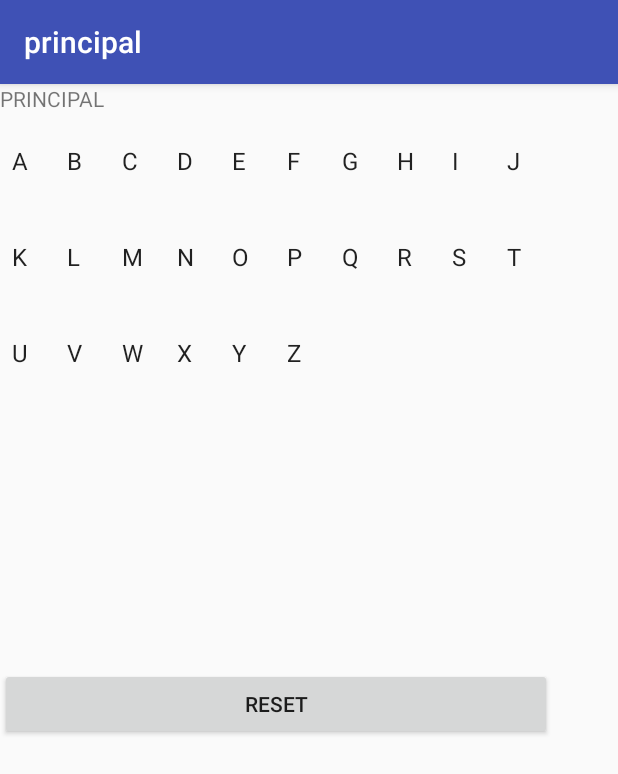
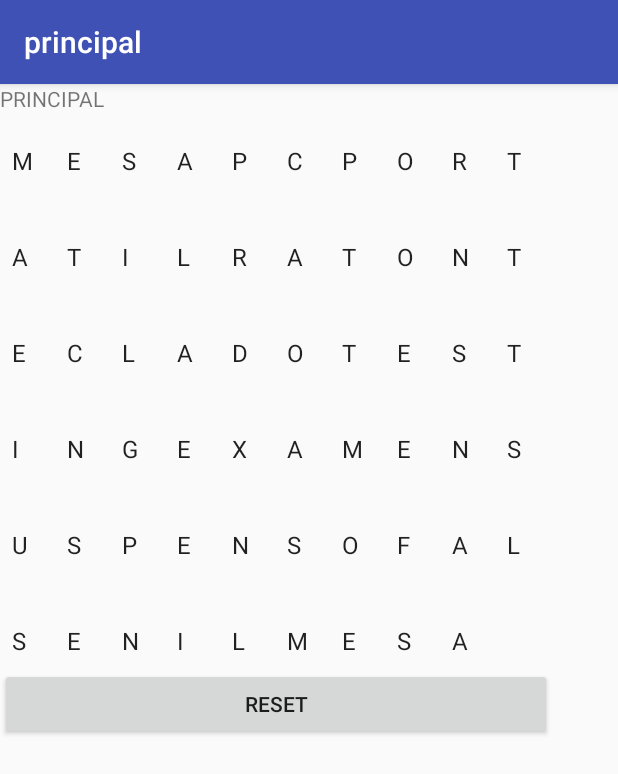
Before and after one commit to davrami/SopaLletresAndroid, an Android app: the PrincipalActivity screen opened directly, with no data from a screen before it, after a tap on "GENERATE!", on a phone screen of 412 x 824 dp. Shown: the top 774 px of the screen. Run offline under Robolectric (Android 15) with nearby library versions, the phone set to English and light mode, and no system bars.

```diff
--- a/app/src/main/java/dam2/sopalletresandroid/PrincipalActivity.java
+++ b/app/src/main/java/dam2/sopalletresandroid/PrincipalActivity.java
@@ -25,7 +25,9 @@ public class PrincipalActivity extends AppCompatActivity {
     public Button buttonGoMain;
     public Button btReset;
     public GridView gvTauler;
-    public List<Integer> letrasMarcadas;
+    public String[] arrayMots;
+
+    public static ArrayList<Integer> letrasMarcadas;
     public String[] abc = new String[]{"A","B", "C", "D", "E","F", "G", "H", "I", "J","K", "L", "M", "N", "O",
             "P", "Q", "R", "S", "T","U", "V", "W", "X", "Y", "Z"};
     ArrayAdapter<String> Adapter;
@@ -38,13 +40,17 @@ public class PrincipalActivity extends AppCompatActivity {
         setContentView(R.layout.activity_principal);
         //tvText = (TextView) findViewById(R.id.tvPrincipal);
 
+        arrayMots = getResources().getStringArray(R.array.mots);
+        /*for (String arrayMot : arrayMots) {
+            System.out.println(arrayMot.toString());
+        }*/
 
         Intent intent = getIntent();
         String missatge = intent.getStringExtra(MainActivity.EXTRA_MISSATGE); // get data inside intent last view
         Log.i("info", missatge);
         //tauler
         gvTauler = (GridView) findViewById(R.id.gvTauler);
-        final List<Integer> letrasMarcadas = new ArrayList<>();
+        final ArrayList<Integer> letrasMarcadas = new ArrayList<>();
         btReset = (Button) findViewById(R.id.btReset);
         buttonGoMain = (Button) findViewById(R.id.btGoMain);
         buttonGoMain.setOnClickListener(new View.OnClickListener() {
@@ -61,26 +67,12 @@ public class PrincipalActivity extends AppCompatActivity {
             @Override
             public void onClick(View v) {
                 Log.i("info", "reset");
-
-                for(Integer item : letrasMarcadas){
+                for(Integer item : letrasMarcadas ){
                     //System.out.println(item);
                     System.out.println();
                     gvTauler.getChildAt(item).setBackgroundColor(getResources().getColor(android.R.color.transparent));
                 }
-
-               /* final int size = gvTauler.getChildCount();
-                for(int i = 0; i < size; i++) {
-                    ViewGroup gridChild = (ViewGroup) mGridView.getChildAt(i);
-                    int childSize = gridChild.getChildCount();
-                    for(int k = 0; k < childSize; k++) {
-                        if( gridChild.getChildAt(k) instanceof TextView ) {
-                            gridChild.getChildAt(k).setVisibility(View.GONE);
-                        }
-                    }
-                }*/
-
-
-
+                letrasMarcadas.clear();
             }
         });
 
@@ -92,24 +84,39 @@ public class PrincipalActivity extends AppCompatActivity {
                 Log.i("info", view.toString()  );
                 Log.i("info", String.valueOf(position));
                 Log.i("info", String.valueOf(id ) );
+                System.out.println( abc[position]);
 
-                System.out.println( abc[position]);
+
                 letrasMarcadas.add(position);
-
                 view.setBackgroundColor(getResources().getColor(android.R.color.darker_gray));
             }
         });
     }
 
 
+    //GENERA el adapter y inserta en el gridview
     public void generateGridTauler() {
         buttonGoMain.setVisibility(View.GONE); // hide button generate
-
-        Adapter = new ArrayAdapter<String>(this,android.R.layout.simple_selectable_list_item, abc);
+        String[] array = generaArrayLLetres();
+          for (String arrayMot : array) {
+            System.out.println(arrayMot.toString());
+        }
+        Adapter = new ArrayAdapter<String>(this,android.R.layout.simple_selectable_list_item, array);
         gvTauler.setAdapter(Adapter);
-
-
     }
 
+    public String[] generaArrayLLetres(){
+
+        String result ="";
+        int x = 0;
+        for (int i = 0 ; i < 99;i+=9 ){
+            String paraula = arrayMots[x];
+
+            result = result.concat(paraula);
+            x++;
+        }
+
+        return result.split("");
+    }
 
 }
--- /dev/null
+++ b/app/src/main/res/values/arrays.xml
@@ -0,0 +1,26 @@
+<?xml version="1.0" encoding="utf-8"?>
+<resources>
+    <string-array name="mots">
+    <item>MESA</item>
+    <item>PC</item>
+    <item>PORTATIL</item>
+    <item>RATON</item>
+    <item>TECLADO</item>
+    <item>TESTING</item>
+    <item>EXAMEN</item>
+    <item>SUSPENSO</item>
+    <item>FALSE</item>
+    <item>NIL</item>
+        <item>MESA</item>
+        <item>PC</item>
+        <item>PORTATIL</item>
+        <item>RATON</item>
+        <item>TECLADO</item>
+        <item>TESTING</item>
+        <item>EXAMEN</item>
+        <item>SUSPENSO</item>
+        <item>FALSE</item>
+        <item>NIL</item>
+    </string-array>
+
+</resources>
```
